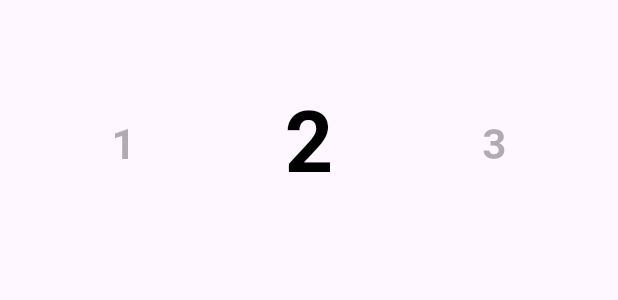
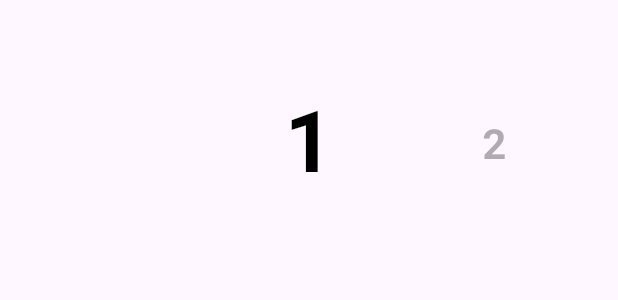
Before and after one commit to Chohanwool/COP_catchTable, a Flutter app: the RegistrationStepGroup widget shown alone on an empty page, opened directly with sample values from the repository, after a tap on the "remove" icon, on a phone screen of 412 x 824 dp. Shown: the part 506-806 px from the top of the screen. Run offline on Flutter 3.47's test engine with Material 3 defaults, Android fonts, the phone set to English and light mode, and no system bars.

Commit message:
[fix] registration_step_group 및 registration_step_phone 위젯의 페이지 전환 및 키패드 버튼 개선

```diff
--- a/lib/widgets/registration_step_group.dart
+++ b/lib/widgets/registration_step_group.dart
@@ -53,7 +53,7 @@ class _RegistrationStepGroupState extends State<RegistrationStepGroup> {
   void _slideToNextNumber() {
     if (_groupCount < _maxCount) {
       _pageController.animateToPage(
-        _groupCount + 1,
+        _groupCount, // +1 제거
         duration: const Duration(milliseconds: 300),
         curve: Curves.easeOut,
       );
@@ -62,9 +62,10 @@ class _RegistrationStepGroupState extends State<RegistrationStepGroup> {
 
   // 이전 숫자로 이동
   void _slideToPrevNumber() {
-    if (_groupCount >= _minCount) {
+    if (_groupCount > _minCount) {
+      // >= 대신 > 사용
       _pageController.animateToPage(
-        _groupCount - 1,
+        _groupCount - 2, // -1 대신 -2
         duration: const Duration(milliseconds: 300),
         curve: Curves.easeOut,
       );
@@ -148,19 +149,21 @@ class _RegistrationStepGroupState extends State<RegistrationStepGroup> {
             animation: _pageController,
             builder: (context, child) {
               double value = 0;
+              bool isInitialized = false;
+
               if (_pageController.hasClients &&
                   _pageController.position.haveDimensions) {
                 value =
                     ((_pageController.page ?? _groupCount.toDouble()) - index)
                         .toDouble();
                 value = value.clamp(-1, 1);
+                isInitialized = true;
               }
 
-              final scale = 1 - (value.abs() * 0.5); // 가까울수록 큼
-              final opacity = 1 - (value.abs() * 0.7); // 멀수록 흐림
-              // 아래 수치 조절하면 좌,우 숫자는 조금 아래로 떨어짐
-              // 예) value.abs() * 20;
-              final translateY = value.abs(); // 멀수록 위아래로 밀림
+              // 초기화되지 않은 경우 기본값 설정
+              final scale = isInitialized ? (1 - (value.abs() * 0.5)) : 0.5;
+              final opacity = isInitialized ? (1 - (value.abs() * 0.7)) : 0.3;
+              final translateY = isInitialized ? value.abs() : 0.5;
 
               return Center(
                 child: Opacity(
```
Also changed, not shown: lib/widgets/registration_step_phone.dart (+9 -6 lines).
